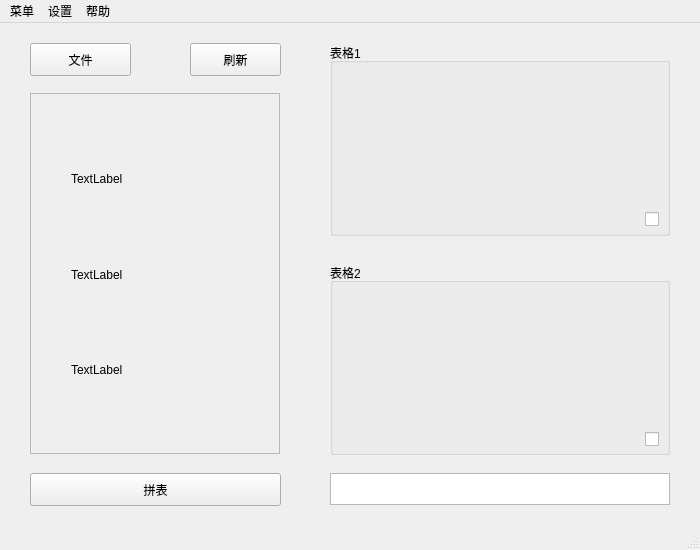
cash2one/PinBwithGUI_2.0, file PinB.ui: the form before one commit.
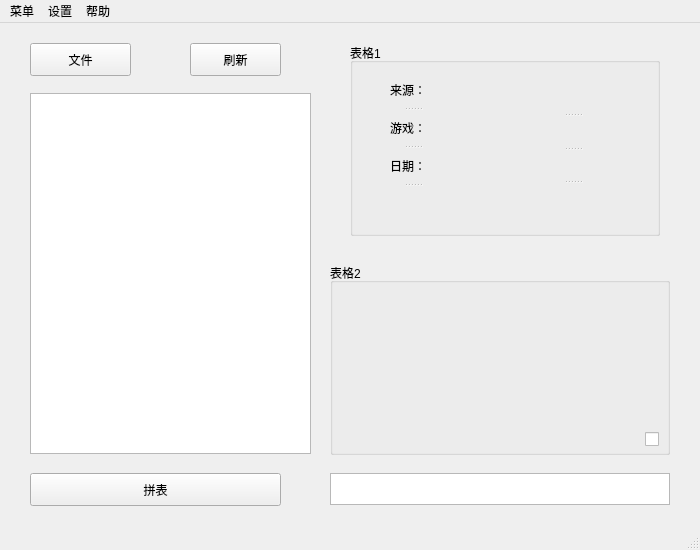
The form after the commit. Icons and pictures are not drawn.

```diff
--- a/PinB.ui
+++ b/PinB.ui
@@ -64,68 +64,6 @@
      <string>文件</string>
     </property>
    </widget>
-   <widget class="QScrollArea" name="scrollArea">
-    <property name="geometry">
-     <rect>
-      <x>30</x>
-      <y>70</y>
-      <width>250</width>
-      <height>361</height>
-     </rect>
-    </property>
-    <property name="sizePolicy">
-     <sizepolicy hsizetype="Expanding" vsizetype="Expanding">
-      <horstretch>0</horstretch>
-      <verstretch>0</verstretch>
-     </sizepolicy>
-    </property>
-    <property name="widgetResizable">
-     <bool>true</bool>
-    </property>
-    <widget class="QWidget" name="scrollAreaWidgetContents">
-     <property name="geometry">
-      <rect>
-       <x>0</x>
-       <y>0</y>
-       <width>248</width>
-       <height>359</height>
-      </rect>
-     </property>
-     <widget class="QWidget" name="">
-      <property name="geometry">
-       <rect>
-        <x>40</x>
-        <y>40</y>
-        <width>171</width>
-        <height>281</height>
-       </rect>
-      </property>
-      <layout class="QVBoxLayout" name="verticalLayout">
-       <item>
-        <widget class="QLabel" name="label">
-         <property name="text">
-          <string>TextLabel</string>
-         </property>
-        </widget>
-       </item>
-       <item>
-        <widget class="QLabel" name="label_2">
-         <property name="text">
-          <string>TextLabel</string>
-         </property>
-        </widget>
-       </item>
-       <item>
-        <widget class="QLabel" name="label_3">
-         <property name="text">
-          <string>TextLabel</string>
-         </property>
-        </widget>
-       </item>
-      </layout>
-     </widget>
-    </widget>
-   </widget>
    <widget class="QPlainTextEdit" name="plainTextEdit">
     <property name="geometry">
      <rect>
@@ -183,9 +121,9 @@
    <widget class="QGroupBox" name="groupBox">
     <property name="geometry">
      <rect>
-      <x>330</x>
+      <x>350</x>
       <y>20</y>
-      <width>340</width>
+      <width>310</width>
       <height>193</height>
      </rect>
     </property>
@@ -211,6 +149,79 @@
       <string/>
      </property>
     </widget>
+    <widget class="QSplitter" name="splitter_2">
+     <property name="geometry">
+      <rect>
+       <x>200</x>
+       <y>40</y>
+       <width>45</width>
+       <height>131</height>
+      </rect>
+     </property>
+     <property name="orientation">
+      <enum>Qt::Vertical</enum>
+     </property>
+     <widget class="QLabel" name="label_from1">
+      <property name="text">
+       <string/>
+      </property>
+     </widget>
+     <widget class="QLabel" name="label_game1">
+      <property name="text">
+       <string/>
+      </property>
+     </widget>
+     <widget class="QLabel" name="label_date11">
+      <property name="text">
+       <string/>
+      </property>
+     </widget>
+     <widget class="QLabel" name="label_date12">
+      <property name="text">
+       <string/>
+      </property>
+     </widget>
+    </widget>
+    <widget class="QSplitter" name="splitter">
+     <property name="geometry">
+      <rect>
+       <x>40</x>
+       <y>30</y>
+       <width>45</width>
+       <height>141</height>
+      </rect>
+     </property>
+     <property name="orientation">
+      <enum>Qt::Vertical</enum>
+     </property>
+     <widget class="QLabel" name="label">
+      <property name="text">
+       <string>来源：</string>
+      </property>
+     </widget>
+     <widget class="QLabel" name="label_2">
+      <property name="text">
+       <string>游戏：</string>
+      </property>
+     </widget>
+     <widget class="QLabel" name="label_3">
+      <property name="text">
+       <string>日期：</string>
+      </property>
+     </widget>
+     <widget class="QLabel" name="label_4">
+      <property name="text">
+       <string/>
+      </property>
+     </widget>
+    </widget>
+    <zorder>checkBox</zorder>
+    <zorder>label</zorder>
+    <zorder>label_2</zorder>
+    <zorder>label_3</zorder>
+    <zorder>label_4</zorder>
+    <zorder>label</zorder>
+    <zorder>splitter_2</zorder>
    </widget>
    <widget class="QGroupBox" name="groupBox_2">
     <property name="geometry">
@@ -244,6 +255,16 @@
      </property>
     </widget>
    </widget>
+   <widget class="QTableView" name="tableView">
+    <property name="geometry">
+     <rect>
+      <x>30</x>
+      <y>70</y>
+      <width>281</width>
+      <height>361</height>
+     </rect>
+    </property>
+   </widget>
   </widget>
   <widget class="QMenuBar" name="menubar">
    <property name="geometry">
```
Left out of the diff: 16 changed lines with no effect on the pictures.
